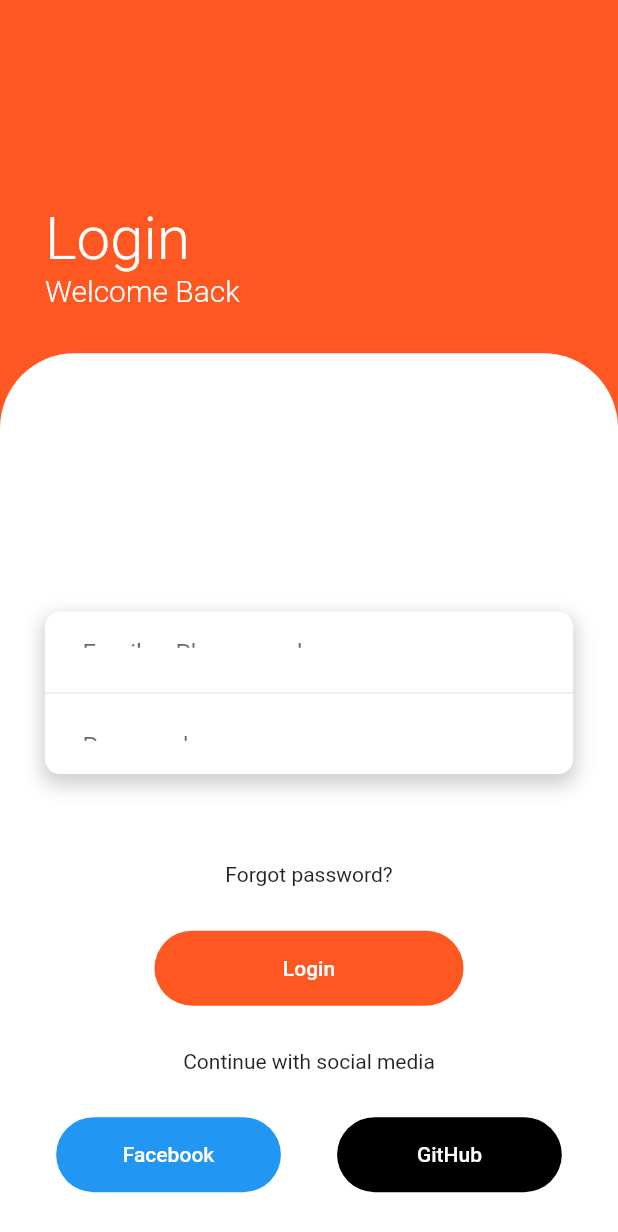
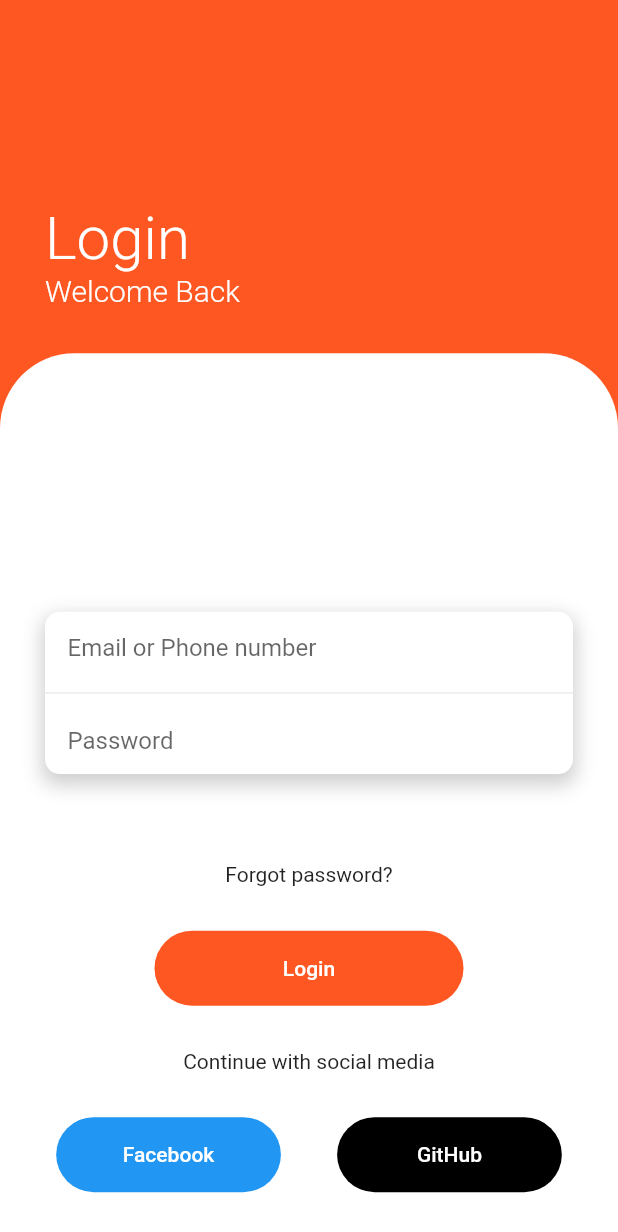
Before and after one commit to Revanee/flutter-ui-challenge-1, a Flutter app: the screen it shows after launch, on a phone screen of 412 x 824 dp. Shown: the top 1232 px of the screen. Run offline on Flutter 3.47's test engine with Material 2 defaults, Android fonts, the light colour scheme and no system bars.

Commit message:
better scaling for text fields

```diff
--- a/lib/main.dart
+++ b/lib/main.dart
@@ -84,8 +84,9 @@ class _MyHomePageState extends State<MyHomePage>
                 child: Column(
                   children: [
                     Expanded(
+                      child: Center(
                         child: Padding(
-                        padding: EdgeInsets.all(20),
+                          padding: EdgeInsets.only(left: 10),
                           child: TextField(
                               decoration: InputDecoration(
                                   hintText: "Email or Phone number",
@@ -93,16 +94,19 @@ class _MyHomePageState extends State<MyHomePage>
                                   contentPadding: EdgeInsets.all(5))),
                         ),
                       ),
+                    ),
                     Divider(),
                     Expanded(
+                        child: Center(
                       child: Padding(
-                      padding: EdgeInsets.all(20),
+                        padding: EdgeInsets.only(left: 10),
                         child: TextField(
                           obscureText: true,
                           decoration: InputDecoration(
                               hintText: "Password",
                               border: InputBorder.none,
                               contentPadding: EdgeInsets.all(5)),
+                        ),
                       ),
                     ))
                   ],
```
Lines whose indentation alone changed are shown as unchanged.
